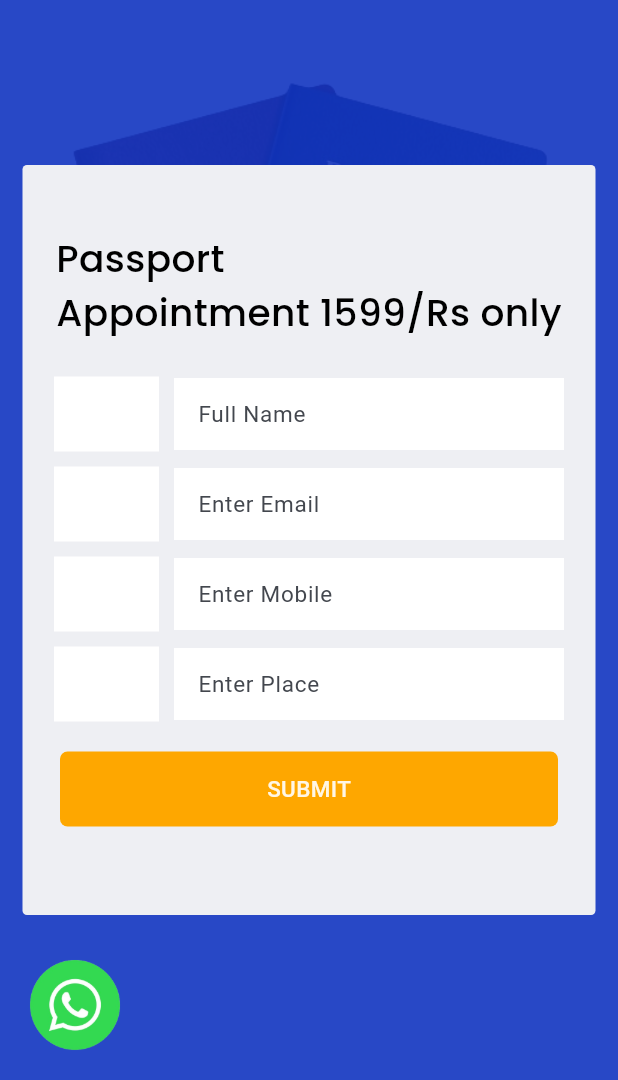
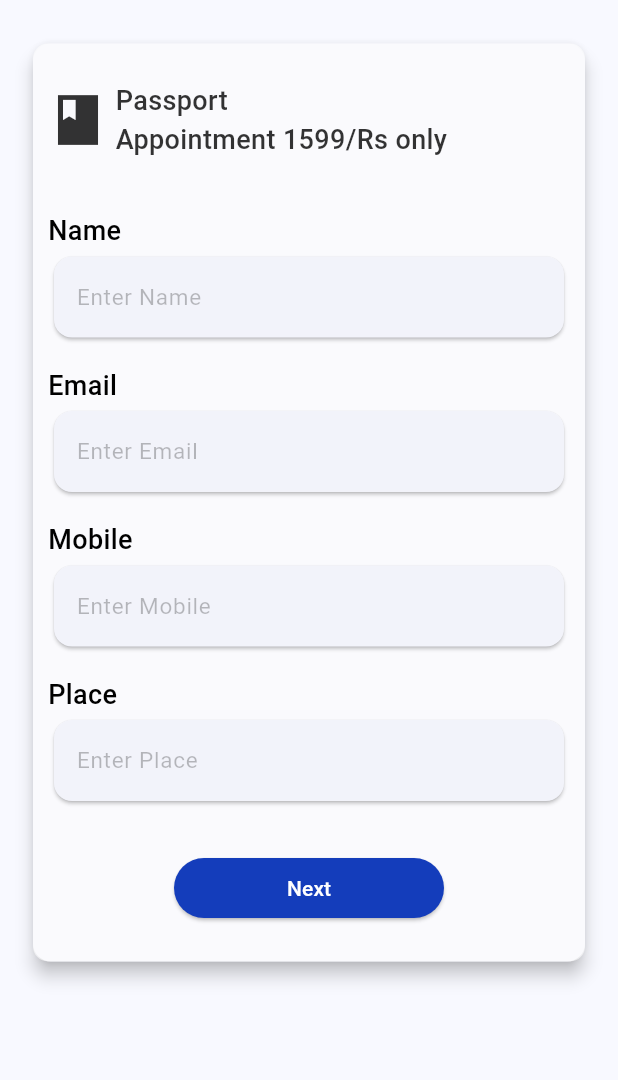
Before and after one commit to saninthottungal/fairFlights, a Flutter app: the screen it shows after launch, tab 4 chosen, on a phone screen of 412 x 824 dp, the part 156-1236 px from its top. Run offline on Flutter 3.47's test engine with Material 3 defaults, Android fonts, the light colour scheme and no system bars; our stand-ins replace easy_date_timeline, google_fonts; missing offline and left inert: paged_vertical_calendar.

Commit message:
passport screen UI completed

```diff
--- a/lib/Screens/ScreenPassport/ScreenPassport.dart
+++ b/lib/Screens/ScreenPassport/ScreenPassport.dart
@@ -1,6 +1,6 @@
-import 'package:flight_booking/Screens/ScreenPassport/Widgets/widgets.dart';
+import 'package:flight_booking/Core/Constants/colors.dart';
+import 'package:flight_booking/Screens/ScreenPassport/Widgets/CardField.dart';
 import 'package:flutter/material.dart';
-import 'package:google_fonts/google_fonts.dart';
 
 class ScreenPassport extends StatelessWidget {
   const ScreenPassport({
@@ -9,93 +9,66 @@ class ScreenPassport extends StatelessWidget {
 
   @override
   Widget build(BuildContext context) {
-    return Stack(
+    return SingleChildScrollView(
+      child: Padding(
+        padding: const EdgeInsets.symmetric(vertical: 25, horizontal: 18),
+        child: Card(
+          elevation: 5,
+          child: Container(
+            decoration: BoxDecoration(
+              borderRadius: BorderRadius.circular(10),
+              color: Colors.white60,
+            ),
+            child: Padding(
+              padding: const EdgeInsets.symmetric(vertical: 25, horizontal: 10),
+              child: Column(children: [
+                Row(
+                  mainAxisAlignment: MainAxisAlignment.start,
                   children: [
-        Image.asset(
-          "assets/passport.png",
-          fit: BoxFit.fitWidth,
-          // width: 600,
+                    Icon(
+                      Icons.book_sharp,
+                      size: 40,
+                      color: Colors.black.withOpacity(0.8),
                     ),
-        Container(
-          padding: const EdgeInsets.symmetric(horizontal: 15),
-          width: double.infinity,
-          height: double.infinity,
-          decoration: const BoxDecoration(
-            color: Color.fromRGBO(17, 52, 192, 0.9),
-          ),
-          child: Center(
-            child: Container(
-              height: 500,
-              width: double.infinity,
-              decoration: BoxDecoration(
-                color: const Color.fromRGBO(238, 239, 243, 1),
-                borderRadius: BorderRadius.circular(3),
-              ),
-              child: Column(
-                mainAxisAlignment: MainAxisAlignment.center,
-                crossAxisAlignment: CrossAxisAlignment.center,
-                children: [
+                    const SizedBox(width: 5),
                     Text(
                       "Passport\nAppointment 1599/Rs only",
-                    style: GoogleFonts.poppins(
-                      color: Colors.black,
-                      fontSize: 25,
+                      style: TextStyle(
+                        color: Colors.black.withOpacity(0.8),
                         fontWeight: FontWeight.w500,
+                        fontSize: 18,
                       ),
                     ),
-                  const SizedBox(height: 20),
-                  const PassportInputItem(
-                    label: "Name",
-                    hint: "Full Name",
+                  ],
                 ),
-                  const PassportInputItem(
-                    label: "Email",
-                    hint: "Enter Email",
+                const SizedBox(height: 35),
+                const CardField(title: "Name"),
+                const SizedBox(height: 15),
+                const CardField(title: "Email"),
+                const SizedBox(height: 15),
+                const CardField(title: "Mobile"),
+                const SizedBox(height: 15),
+                const CardField(title: "Place"),
+                const SizedBox(height: 30),
+                SizedBox(
+                  width: 180,
+                  child: ElevatedButton(
+                    onPressed: () {},
+                    style: ButtonStyle(
+                      backgroundColor:
+                          MaterialStatePropertyAll(AppColor.customBlue),
                     ),
-                  const PassportInputItem(
-                    label: "Mobile",
-                    hint: "Enter Mobile",
+                    child: const Text(
+                      "Next",
+                      style: TextStyle(color: Colors.white),
                     ),
-                  const PassportInputItem(
-                    label: "Place",
-                    hint: "Enter Place",
                   ),
-                  Padding(
-                    padding: const EdgeInsets.symmetric(
-                        horizontal: 25.0, vertical: 15),
-                    child: Container(
-                      width: double.infinity,
-                      height: 50,
-                      decoration: BoxDecoration(
-                        color: const Color.fromRGBO(254, 167, 0, 1),
-                        borderRadius: BorderRadius.circular(5),
                 ),
-                      child: Center(
-                        child: Text(
-                          "SUBMIT",
-                          style: TextStyle(
-                            fontWeight: FontWeight.w500,
-                            color: Colors.white.withOpacity(0.9),
-                            fontSize: 15,
+              ]),
             ),
           ),
         ),
       ),
-                  )
-                ],
-              ),
-            ),
-          ),
-        ),
-        Positioned(
-          left: 0,
-          bottom: 0,
-          child: Image.asset(
-            'assets/whatsapp.png',
-            width: 100,
-          ),
-        ),
-      ],
     );
   }
 }
--- /dev/null
+++ b/lib/Screens/ScreenPassport/Widgets/CardField.dart
@@ -0,0 +1,44 @@
+import 'package:flutter/cupertino.dart';
+import 'package:flutter/material.dart';
+
+class CardField extends StatelessWidget {
+  const CardField({super.key, required this.title});
+  final String title;
+
+  @override
+  Widget build(BuildContext context) {
+    return Column(
+      mainAxisAlignment: MainAxisAlignment.start,
+      children: [
+        SizedBox(
+            width: double.infinity,
+            child: Text(
+              title,
+              style: const TextStyle(
+                color: Colors.black,
+                fontWeight: FontWeight.w500,
+                fontSize: 18,
+              ),
+            )),
+        Card(
+          child: TextField(
+              style: const TextStyle(
+                color: Colors.black,
+              ),
+              decoration: InputDecoration(
+                // filled: true,
+                // fillColor: Colors.white.withOpacity(0.6),
+                contentPadding: const EdgeInsets.all(15),
+                hintText: "Enter $title",
+                hintStyle: const TextStyle(
+                  color: Colors.black26,
+                  fontSize: 15,
+                ),
+                border: InputBorder.none,
+                focusedBorder: InputBorder.none,
+              )),
+        ),
+      ],
+    );
+  }
+}
--- a/lib/Screens/ScreenPassport/Widgets/widgets.dart
+++ /dev/null
@@ -1,54 +0,0 @@
-import 'package:flutter/material.dart';
-
-class PassportInputItem extends StatelessWidget {
-  final String label;
-  final String hint;
-  const PassportInputItem({
-    super.key,
-    required this.label,
-    required this.hint,
-  });
-
-  @override
-  Widget build(BuildContext context) {
-    return Padding(
-      padding: const EdgeInsets.symmetric(vertical: 5.0),
-      child: Row(
-        mainAxisAlignment: MainAxisAlignment.center,
-        children: [
-          Container(
-            width: 70,
-            height: 50,
-            decoration: const BoxDecoration(
-              color: Color.fromRGBO(255, 255, 255, 1),
-            ),
-            child: Center(
-              child: Text(
-                label,
-                style: const TextStyle(
-                  fontWeight: FontWeight.w400,
-                  fontSize: 15,
-                ),
-              ),
-            ),
-          ),
-          const SizedBox(width: 10),
-          SizedBox(
-            width: 260,
-            child: TextField(
-              decoration: InputDecoration(
-                  filled: true,
-                  fillColor: const Color.fromRGBO(255, 255, 255, 1),
-                  border: InputBorder.none,
-                  hintText: hint,
-                  hintStyle: const TextStyle(
-                    fontWeight: FontWeight.w400,
-                    fontSize: 15,
-                  )),
-            ),
-          ),
-        ],
-      ),
-    );
-  }
-}
```
Lines whose indentation alone changed are shown as unchanged.
